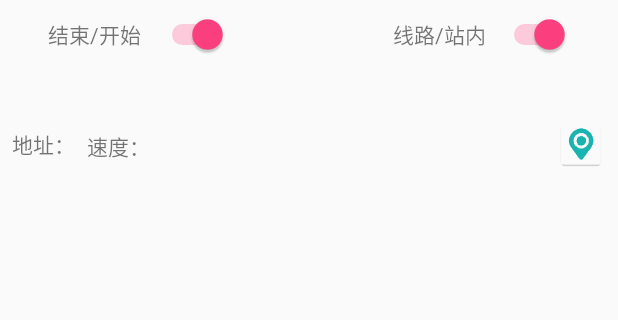
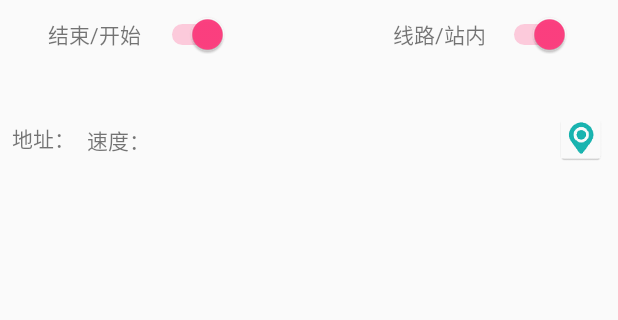
Before and after one commit to sandglasscao/QuakeMonitor, an Android app: the fragment MainFragment shown on its own in the app's theme, on a phone screen of 412 x 824 dp, the part 168-488 px from its top. Run offline under Robolectric (Android 15) with nearby library versions, the phone set to English and light mode, and no system bars; libraries missing offline, so code that uses them is left out: com.baidu.location, com.baidu.mapapi.

Commit message:
format speed with float instead of double on Baidu Map

```diff
--- a/app/build.gradle
+++ b/app/build.gradle
@@ -8,7 +8,7 @@ android {
         minSdkVersion 23
         targetSdkVersion 26
         versionCode 1
-        versionName "1.0"
+        versionName "1.1"
         testInstrumentationRunner "android.support.test.runner.AndroidJUnitRunner"
     }
     buildTypes {
--- a/app/src/main/java/com/fcao/quakemonitor/ShowMapAcitiviy.java
+++ b/app/src/main/java/com/fcao/quakemonitor/ShowMapAcitiviy.java
@@ -38,7 +38,7 @@ public class ShowMapAcitiviy extends Activity {
         Intent intent = getIntent();
         double longitude = intent.getDoubleExtra("longitude",DEFAULT_LOCATION[0]);
         double latitude = intent.getDoubleExtra("latitude", DEFAULT_LOCATION[1]);
-        double speed = intent.getFloatExtra("speed", 0);
+        float speed = intent.getFloatExtra("speed", 0);
         //Record record = (Record) intent.getSerializableExtra("records");
 
         mTextView = findViewById(R.id.loc_tv);
--- a/app/src/main/res/layout/home.xml
+++ b/app/src/main/res/layout/home.xml
@@ -88,7 +88,7 @@
             android:text="@string/addr_lbl"
             app:layout_constraintLeft_toLeftOf="parent"
             app:layout_constraintBottom_toBottomOf="parent"
-            android:layout_marginBottom="12dp"/>
+            android:layout_marginBottom="16dp"/>
 
         <TextView
             android:id="@+id/addr"
```
Also changed, not shown: app/src/main/java/com/fcao/quakemonitor/QuakeActivity.java (+8 -1 lines), app/src/main/java/com/fcao/quakemonitor/QuakeListener.java (+9 -1 lines).
